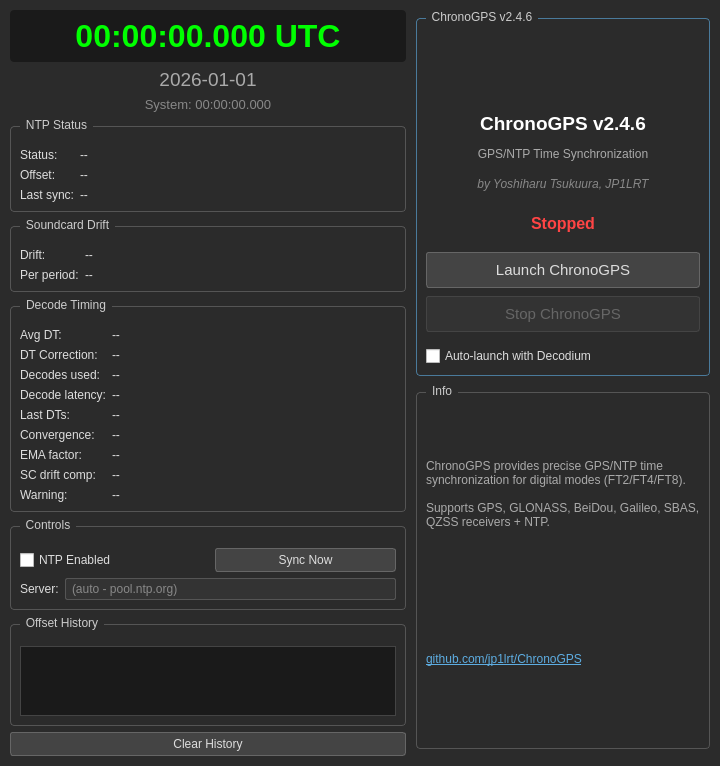
Qt form widgets/TimeSyncPanel.ui (iu8lmc/Decodium-3.0-Codename-Raptor) before a commit.
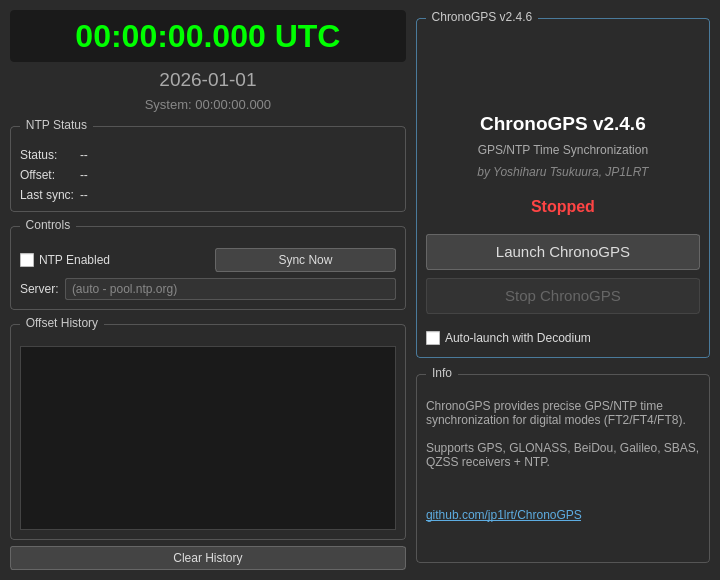
The same form after that commit.

```diff
--- a/widgets/TimeSyncPanel.ui
+++ b/widgets/TimeSyncPanel.ui
@@ -136,184 +136,6 @@
        </layout>
       </widget>
      </item>
-     <item>
-      <widget class="QGroupBox" name="groupDrift">
-       <property name="title">
-        <string>Soundcard Drift</string>
-       </property>
-       <layout class="QFormLayout" name="formLayoutDrift">
-        <item row="0" column="0">
-         <widget class="QLabel" name="labelDriftPpm">
-          <property name="text">
-           <string>Drift:</string>
-          </property>
-         </widget>
-        </item>
-        <item row="0" column="1">
-         <widget class="QLabel" name="lblDriftPpm">
-          <property name="text">
-           <string>--</string>
-          </property>
-         </widget>
-        </item>
-        <item row="1" column="0">
-         <widget class="QLabel" name="labelDriftPeriod">
-          <property name="text">
-           <string>Per period:</string>
-          </property>
-         </widget>
-        </item>
-        <item row="1" column="1">
-         <widget class="QLabel" name="lblDriftPerPeriod">
-          <property name="text">
-           <string>--</string>
-          </property>
-         </widget>
-        </item>
-       </layout>
-      </widget>
-     </item>
-     <item>
-      <widget class="QGroupBox" name="groupDecodeTiming">
-       <property name="title">
-        <string>Decode Timing</string>
-       </property>
-       <layout class="QFormLayout" name="formLayoutDecodeTiming">
-        <item row="0" column="0">
-         <widget class="QLabel" name="labelAvgDt">
-          <property name="text">
-           <string>Avg DT:</string>
-          </property>
-         </widget>
-        </item>
-        <item row="0" column="1">
-         <widget class="QLabel" name="lblAvgDt">
-          <property name="text">
-           <string>--</string>
-          </property>
-         </widget>
-        </item>
-        <item row="1" column="0">
-         <widget class="QLabel" name="labelDtCorrection">
-          <property name="text">
-           <string>DT Correction:</string>
-          </property>
-         </widget>
-        </item>
-        <item row="1" column="1">
-         <widget class="QLabel" name="lblDtCorrection">
-          <property name="text">
-           <string>--</string>
-          </property>
-         </widget>
-        </item>
-        <item row="2" column="0">
-         <widget class="QLabel" name="labelDecodeCount">
-          <property name="text">
-           <string>Decodes used:</string>
-          </property>
-         </widget>
-        </item>
-        <item row="2" column="1">
-         <widget class="QLabel" name="lblDecodeCount">
-          <property name="text">
-           <string>--</string>
-          </property>
-         </widget>
-        </item>
-        <item row="3" column="0">
-         <widget class="QLabel" name="labelDecodeLatency">
-          <property name="text">
-           <string>Decode latency:</string>
-          </property>
-         </widget>
-        </item>
-        <item row="3" column="1">
-         <widget class="QLabel" name="lblDecodeLatency">
-          <property name="text">
-           <string>--</string>
-          </property>
-         </widget>
-        </item>
-        <item row="4" column="0">
-         <widget class="QLabel" name="labelLastDts">
-          <property name="text">
-           <string>Last DTs:</string>
-          </property>
-         </widget>
-        </item>
-        <item row="4" column="1">
-         <widget class="QLabel" name="lblLastDts">
-          <property name="text">
-           <string>--</string>
-          </property>
-          <property name="wordWrap">
-           <bool>true</bool>
-          </property>
-         </widget>
-        </item>
-        <item row="5" column="0">
-         <widget class="QLabel" name="labelConvergence">
-          <property name="text">
-           <string>Convergence:</string>
-          </property>
-         </widget>
-        </item>
-        <item row="5" column="1">
-         <widget class="QLabel" name="lblConvergence">
-          <property name="text">
-           <string>--</string>
-          </property>
-         </widget>
-        </item>
-        <item row="6" column="0">
-         <widget class="QLabel" name="labelEmaFactor">
-          <property name="text">
-           <string>EMA factor:</string>
-          </property>
-         </widget>
-        </item>
-        <item row="6" column="1">
-         <widget class="QLabel" name="lblEmaFactor">
-          <property name="text">
-           <string>--</string>
-          </property>
-         </widget>
-        </item>
-        <item row="7" column="0">
-         <widget class="QLabel" name="labelDriftApplied">
-          <property name="text">
-           <string>SC drift comp:</string>
-          </property>
-         </widget>
-        </item>
-        <item row="7" column="1">
-         <widget class="QLabel" name="lblDriftApplied">
-          <property name="text">
-           <string>--</string>
-          </property>
-         </widget>
-        </item>
-        <item row="8" column="0">
-         <widget class="QLabel" name="labelWarning">
-          <property name="text">
-           <string>Warning:</string>
-          </property>
-         </widget>
-        </item>
-        <item row="8" column="1">
-         <widget class="QLabel" name="lblWarning">
-          <property name="text">
-           <string>--</string>
-          </property>
-          <property name="wordWrap">
-           <bool>true</bool>
-          </property>
-         </widget>
-        </item>
-       </layout>
-      </widget>
-     </item>
      <item>
       <widget class="QGroupBox" name="groupControls">
        <property name="title">
```
